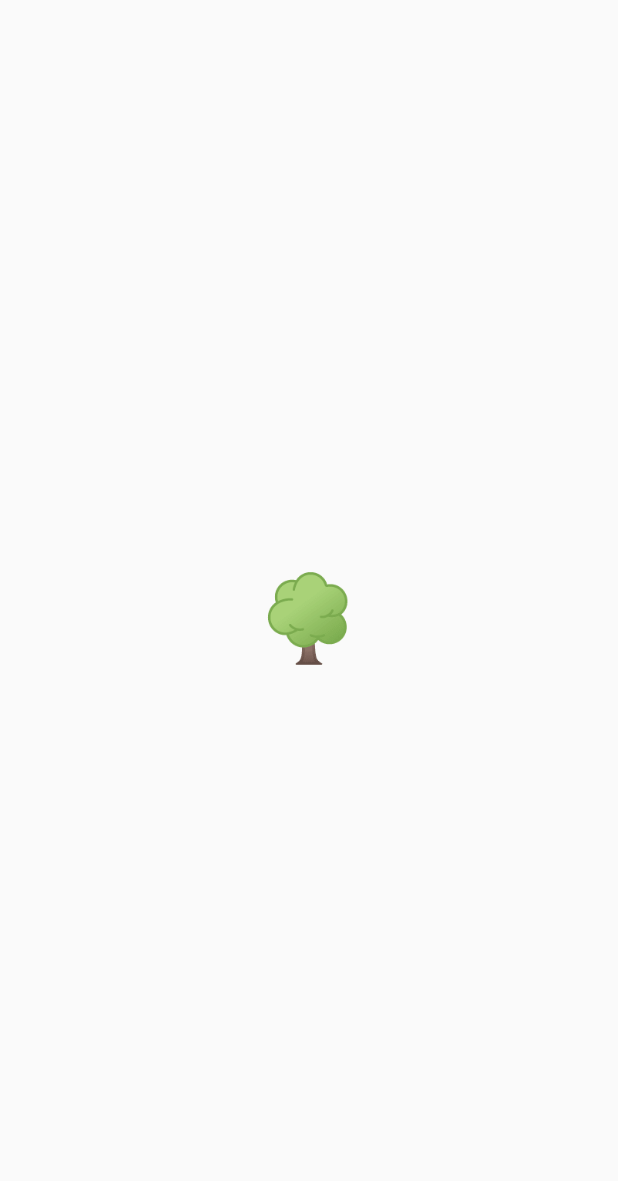
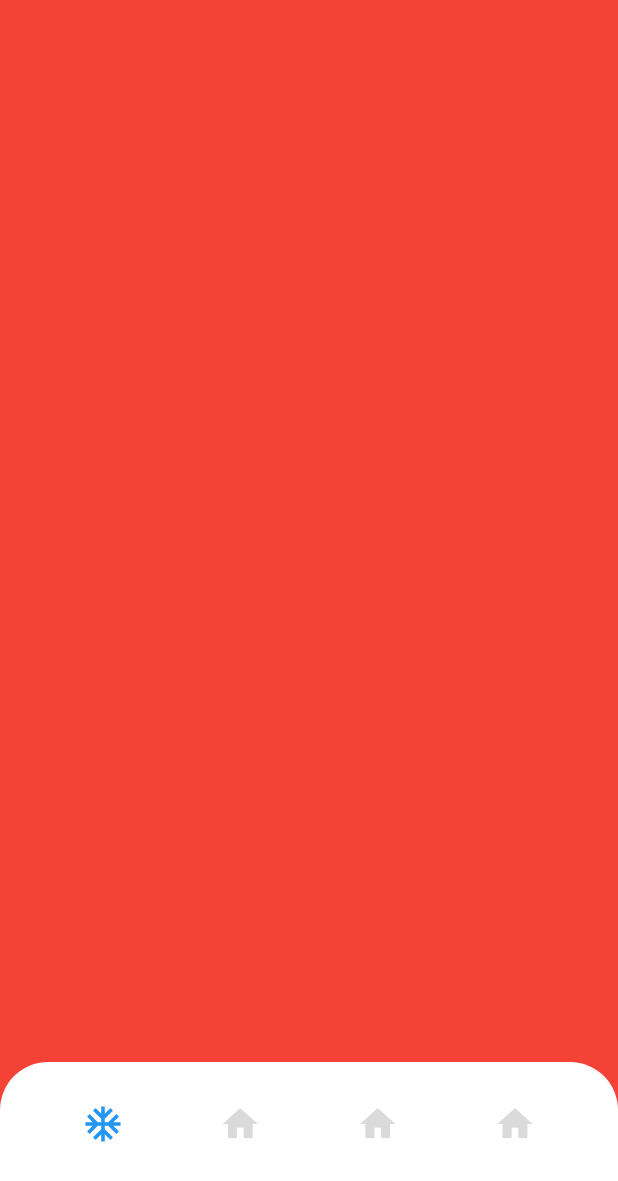
Before and after one commit to devcat37/treearth, a Flutter app: the screen it shows after launch, on a phone screen of 412 x 824 dp. Shown: the top 1181 px of the screen. Run offline on Flutter 3.47's test engine with Material 2 defaults, Android fonts, the phone set to English and light mode, and no system bars.

Commit message:
Bottom app bar

```diff
--- a/lib/internal/application.dart
+++ b/lib/internal/application.dart
@@ -1,5 +1,9 @@
+// Flutter imports:
 import 'package:flutter/material.dart';
+
+// Project imports:
 import 'package:treearth/internal/pages/splash_screen/splash_screen.dart';
+import 'package:treearth/internal/pages/workspace/workspace.dart';
 import 'package:treearth/internal/services/settings.dart';
 
 class Application extends StatelessWidget {
@@ -9,7 +13,7 @@ class Application extends StatelessWidget {
   Widget build(BuildContext context) {
     return MaterialApp(
       title: Settings.appName,
-      initialRoute: SplashScreen.routeName,
+      // initialRoute: SplashScreen.routeName,
       onGenerateRoute: (routeSettings) {
         Route? route;
         switch (routeSettings.name) {
@@ -17,9 +21,9 @@ class Application extends StatelessWidget {
             route = MaterialPageRoute(builder: (context) => const SplashScreen());
             break;
         }
-
         return route;
       },
+      home: Workspace(),
     );
   }
 }
--- a/lib/internal/pages/splash_screen/splash_screen.dart
+++ b/lib/internal/pages/splash_screen/splash_screen.dart
@@ -1,4 +1,7 @@
+// Flutter imports:
 import 'package:flutter/material.dart';
+
+// Project imports:
 import 'package:treearth/presentation/pages/splash_screen/splash_screen_view.dart';
 
 class SplashScreen extends StatelessWidget {
--- /dev/null
+++ b/lib/internal/pages/workspace/workspace.dart
@@ -0,0 +1,75 @@
+// Flutter imports:
+import 'package:flutter/material.dart' hide BottomAppBar;
+
+// Project imports:
+import 'package:treearth/internal/utils/infrastructure.dart';
+import 'package:treearth/presentation/global/bottom_app_bar/botom_app_bar_item.dart';
+import 'package:treearth/presentation/global/bottom_app_bar/bottom_app_bar.dart';
+
+class Workspace extends StatefulWidget {
+  const Workspace({Key? key}) : super(key: key);
+
+  @override
+  _WorkspaceState createState() => _WorkspaceState();
+}
+
+class _WorkspaceState extends State<Workspace> {
+  static const _initialPage = 0;
+
+  final PageController _pageController = PageController(initialPage: _initialPage);
+  int _currentIndex = 0;
+
+  Map<BottomAppBarItem, Widget> itemToPage(BuildContext context) {
+    return {
+      BottomAppBarItem(icon: Icons.add, activeIcon: Icons.ac_unit): Scaffold(
+        backgroundColor: Colors.red,
+      ),
+      BottomAppBarItem(icon: Icons.home, activeIcon: Icons.ac_unit_sharp): Scaffold(
+        backgroundColor: Colors.green,
+      ),
+      BottomAppBarItem(icon: Icons.home, activeIcon: Icons.ac_unit_sharp): Scaffold(
+        backgroundColor: Colors.blue,
+      ),
+      BottomAppBarItem(icon: Icons.home, activeIcon: Icons.ac_unit_sharp): Scaffold(
+        backgroundColor: Colors.yellow,
+      ),
+    };
+  }
+
+  @override
+  Widget build(BuildContext context) {
+    return Scaffold(
+      body: Stack(
+        alignment: Alignment.bottomCenter,
+        children: [
+          PageView(
+            physics: const NeverScrollableScrollPhysics(),
+            controller: _pageController,
+            children: itemToPage(context).values.toList(),
+          ),
+          BottomAppBar(
+            currentIndex: _currentIndex,
+            items: itemToPage(context).keys.toList(),
+            onPressed: (index) {
+              if (index != _currentIndex) {
+                setState(() {
+                  if ((_currentIndex - index).abs() > 1) {
+                    _pageController.jumpToPage(index);
+                  } else {
+                    _pageController.animateToPage(
+                      index,
+                      duration: halfASecond * 0.5,
+                      curve: Curves.decelerate,
+                    );
+                  }
+
+                  _currentIndex = index;
+                });
+              }
+            },
+          ),
+        ],
+      ),
+    );
+  }
+}
--- a/lib/internal/utils/infrastructure.dart
+++ b/lib/internal/utils/infrastructure.dart
@@ -1,3 +1,20 @@
+// Flutter imports:
 import 'package:flutter/material.dart';
 
+const whiteColor = Color(0xFFFFFFFF);
 const lightGreyColor = Color(0xFFDADADA);
+
+// Paddings.
+const sidePadding = sidePadding24;
+const sidePadding18 = 18.0;
+const sidePadding24 = 24.0;
+
+// Border radiuses.
+final borderRadius32 = BorderRadius.circular(32.0);
+
+// Radiuses.
+const radiusCircular32 = Radius.circular(32.0);
+
+// Durations.
+const halfASecond = Duration(milliseconds: 500);
+const aSecond = Duration(seconds: 1);
--- a/lib/main.dart
+++ b/lib/main.dart
@@ -1,4 +1,7 @@
+// Flutter imports:
 import 'package:flutter/material.dart';
+
+// Project imports:
 import 'package:treearth/internal/application.dart';
 
 Future<void> main() async {
--- /dev/null
+++ b/lib/presentation/global/bottom_app_bar/botom_app_bar_item.dart
@@ -0,0 +1,39 @@
+// Flutter imports:
+import 'package:flutter/material.dart';
+
+// Project imports:
+import 'package:treearth/internal/utils/infrastructure.dart';
+
+class BottomAppBarItem extends StatefulWidget {
+  BottomAppBarItem({
+    Key? key,
+    required this.icon,
+    required this.activeIcon,
+  }) : super(key: key);
+
+  static const double defaultWidth = 28.0;
+
+  final IconData icon;
+  final IconData activeIcon;
+
+  bool _isActive = false;
+  bool get isActive => _isActive;
+
+  void setActive(bool active) => _isActive = active;
+
+  @override
+  _BottomAppBarItemState createState() => _BottomAppBarItemState();
+}
+
+class _BottomAppBarItemState extends State<BottomAppBarItem> {
+  bool get isActive => widget.isActive;
+
+  @override
+  Widget build(BuildContext context) {
+    return Icon(
+      isActive ? widget.activeIcon : widget.icon,
+      size: BottomAppBarItem.defaultWidth,
+      color: isActive ? Colors.blue : lightGreyColor,
+    );
+  }
+}
--- /dev/null
+++ b/lib/presentation/global/bottom_app_bar/bottom_app_bar.dart
@@ -0,0 +1,86 @@
+// Flutter imports:
+import 'package:flutter/material.dart';
+
+// Project imports:
+import 'package:treearth/internal/utils/infrastructure.dart';
+import 'package:treearth/presentation/global/bottom_app_bar/botom_app_bar_item.dart';
+
+class BottomAppBar extends StatefulWidget {
+  const BottomAppBar({
+    Key? key,
+    this.currentIndex = 0,
+    this.items = const [],
+    this.onPressed,
+  }) : super(key: key);
+
+  static const defaultHeight = 116.0;
+
+  final List<BottomAppBarItem> items;
+  final int currentIndex;
+  final Function(int)? onPressed;
+
+  @override
+  State<BottomAppBar> createState() => _BottomAppBarState();
+}
+
+class _BottomAppBarState extends State<BottomAppBar> {
+  double _itemPadding(BuildContext context) {
+    final screenWidth = MediaQuery.of(context).size.width;
+    final itemWidth = widget.items.isNotEmpty ? BottomAppBarItem.defaultWidth + sidePadding18 : null;
+    final itemPadding = (screenWidth - widget.items.length * (itemWidth ?? 0)) / (widget.items.length + 1);
+
+    return itemPadding;
+  }
+
+  /// Оболочка над item в bottom app bar.
+  Widget _itemWrapper(BottomAppBarItem item) {
+    return Container(
+      height: BottomAppBarItem.defaultWidth + sidePadding18,
+      width: BottomAppBarItem.defaultWidth + sidePadding18,
+      decoration: const BoxDecoration(shape: BoxShape.circle),
+      child: Material(
+        color: Colors.transparent,
+        borderRadius: borderRadius32,
+        child: InkResponse(
+          onTap: () {
+            // Calling onPressed callback.
+            if (widget.onPressed != null) widget.onPressed!(widget.items.indexOf(item));
+          },
+          customBorder: const CircleBorder(),
+          highlightColor: Colors.black12,
+          splashColor: Colors.transparent,
+          child: item,
+        ),
+      ),
+    );
+  }
+
+  @override
+  Widget build(BuildContext context) {
+    return Container(
+      height: BottomAppBar.defaultHeight,
+      decoration: const BoxDecoration(
+        borderRadius: BorderRadius.only(topLeft: radiusCircular32, topRight: radiusCircular32),
+        color: whiteColor,
+      ),
+      child: Padding(
+        padding: const EdgeInsets.only(top: sidePadding18),
+        child: Row(
+          crossAxisAlignment: CrossAxisAlignment.start,
+          mainAxisAlignment: MainAxisAlignment.center,
+          children: List.generate(widget.items.length, (index) {
+            final item = widget.items.elementAt(index);
+            // При перерисовке ставим активность айтему.
+            item.setActive(index == widget.currentIndex);
+
+            final padding = index != widget.items.length - 1 ? _itemPadding(context) : 0.0;
+            return Padding(
+              padding: EdgeInsets.only(right: padding),
+              child: _itemWrapper(item),
+            );
+          }),
+        ),
+      ),
+    );
+  }
+}
--- a/lib/presentation/pages/splash_screen/splash_screen_view.dart
+++ b/lib/presentation/pages/splash_screen/splash_screen_view.dart
@@ -1,3 +1,4 @@
+// Flutter imports:
 import 'package:flutter/material.dart';
 
 class SplashScreenView extends StatefulWidget {
```
Also changed, not shown: pubspec.yaml (+8 -0 lines), pubspec.lock.
